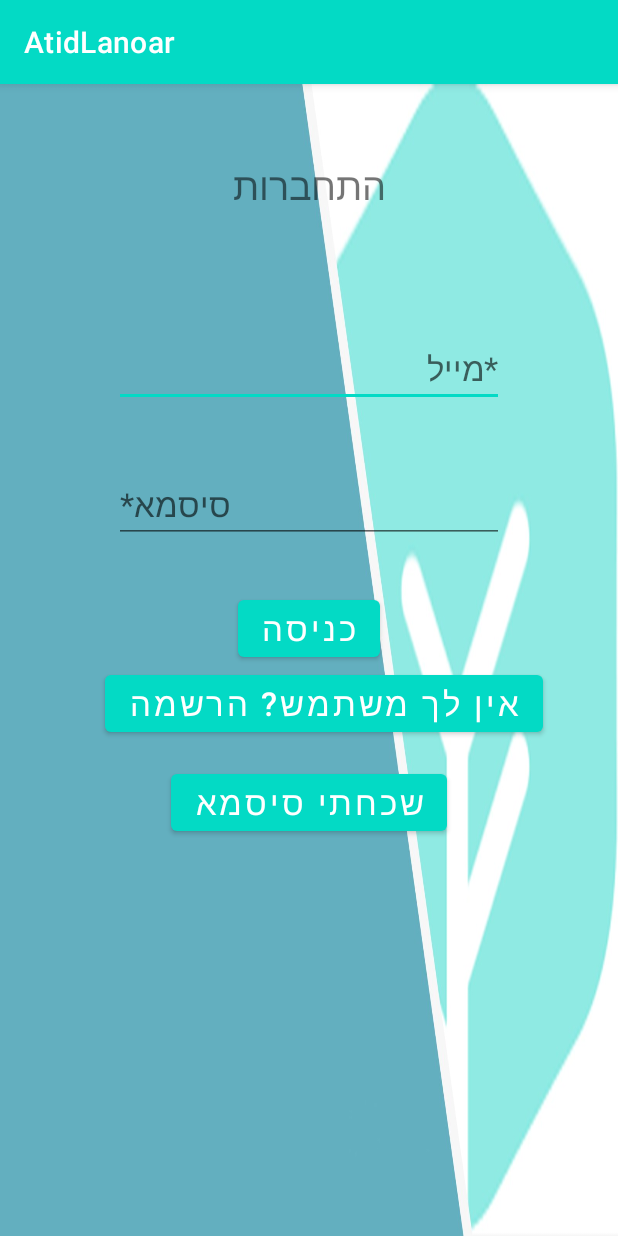
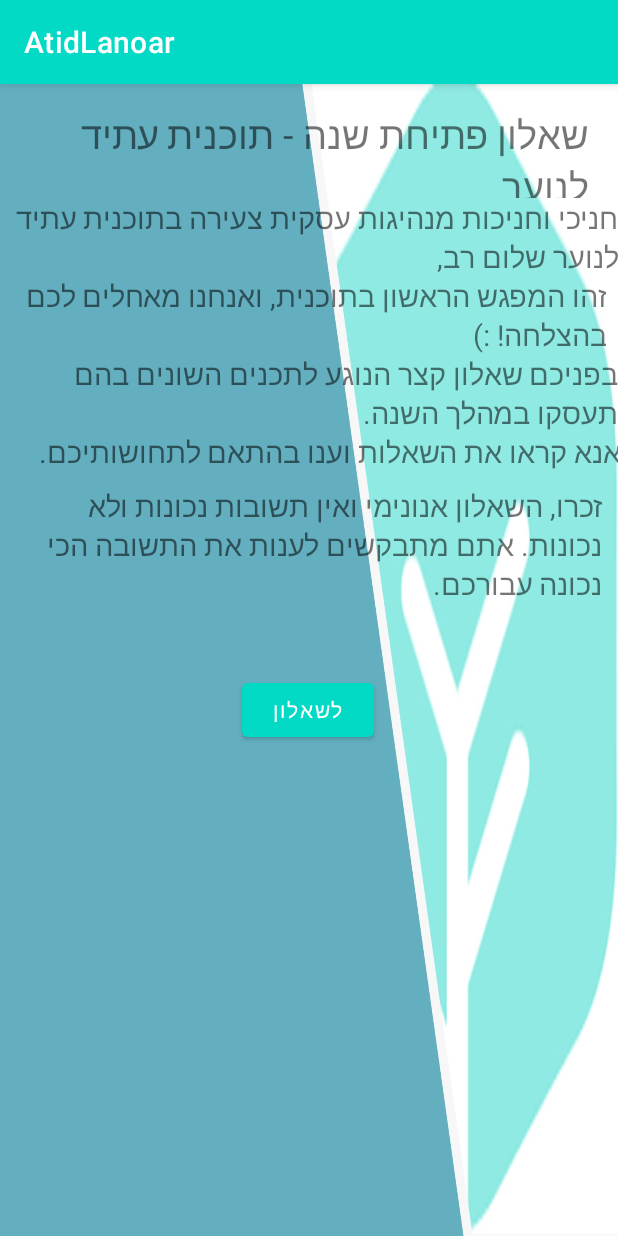
Before and after one commit to rivkaba/AtidLanoar, an Android app: the screen it shows after launch (Login before the commit, Opening_questionnaire after it), after a tap on "כניסה", on a phone screen of 412 x 824 dp. Run offline under Robolectric (Android 15) with nearby library versions, the phone set to English and light mode, and no system bars.

Commit message:
Opening_questionnaire

```diff
--- a/app/src/main/java/com/rivkaba/atidlanoar/MainActivity.java
+++ b/app/src/main/java/com/rivkaba/atidlanoar/MainActivity.java
@@ -16,7 +16,7 @@ public class MainActivity extends AppCompatActivity {
 
     public void login(View view) {
 
-        startActivity(new Intent(MainActivity.this,Login.class));
+        startActivity(new Intent(MainActivity.this,Opening_questionnaire.class));
     }
 
     public void SignUp(View view) {
--- a/app/src/main/java/com/rivkaba/atidlanoar/Opening_questionnaire.java
+++ b/app/src/main/java/com/rivkaba/atidlanoar/Opening_questionnaire.java
@@ -5,6 +5,7 @@ import androidx.appcompat.app.AppCompatActivity;
 import android.os.Bundle;
 import android.view.View;
 import android.widget.Button;
+import android.widget.ScrollView;
 import android.widget.TextView;
 
 public class Opening_questionnaire extends AppCompatActivity {
@@ -69,11 +70,14 @@ public class Opening_questionnaire extends AppCompatActivity {
         TextView textView4=(TextView) findViewById(R.id.textView4);
         TextView textView5=(TextView) findViewById(R.id.textView5);
         Button questionnaire=(Button) findViewById(R.id.questionnaire);
+        ScrollView scrollView=(ScrollView) findViewById(R.id.ScrollViewQuestionnaire);
         textView1.setVisibility(view.INVISIBLE);
         textView2.setVisibility(view.INVISIBLE);
         textView3.setVisibility(view.INVISIBLE);
         textView4.setVisibility(view.INVISIBLE);
         textView5.setVisibility(view.INVISIBLE);
         questionnaire.setVisibility(view.INVISIBLE);
+        scrollView.setVisibility(view.VISIBLE);
+
     }
 }
--- a/app/src/main/res/layout/activity_opening_questionnaire.xml
+++ b/app/src/main/res/layout/activity_opening_questionnaire.xml
@@ -89,16 +89,38 @@
         app:layout_constraintTop_toBottomOf="@+id/textView5"
         tools:ignore="OnClick" />
 
-    <!--//    <TextView-->
-    <!--        android:id="@+id/textView22"-->
-    <!--        android:layout_width="wrap_content"-->
-    <!--        android:layout_height="wrap_content"-->
-    <!--        android:text="* חובה"-->
-    <!--        android:textSize="19sp"-->
-    <!--        app:layout_constraintEnd_toEndOf="parent"-->
-    <!--        app:layout_constraintHorizontal_bias="0.498"-->
-    <!--        app:layout_constraintStart_toStartOf="parent"-->
-    <!--        app:layout_constraintTop_toBottomOf="@+id/button19" />-->
+    <ScrollView
+        android:id="@+id/ScrollViewQuestionnaire"
+        android:layout_width="313dp"
+        android:layout_height="477dp"
+        android:layout_marginTop="100dp"
+        android:visibility="invisible"
+        app:layout_constraintEnd_toEndOf="parent"
+        app:layout_constraintStart_toStartOf="parent"
+        app:layout_constraintTop_toTopOf="parent">
+
+        <LinearLayout
+            android:layout_width="match_parent"
+            android:layout_height="wrap_content"
+            android:orientation="vertical">
+
+            <TextView
+                android:id="@+id/textView23"
+                android:layout_width="366dp"
+                android:layout_height="35dp"
+                android:text="חלק א'"
+                android:textSize="16sp"></TextView>
+
+            <TextView
+                android:id="@+id/textView22"
+                android:layout_width="wrap_content"
+                android:layout_height="wrap_content"
+                android:text="* חובה"
+                android:textSize="19sp"
+                app:layout_constraintEnd_toEndOf="parent"
+                app:layout_constraintHorizontal_bias="0.498"
+                app:layout_constraintStart_toStartOf="parent"
+                app:layout_constraintTop_toBottomOf="@+id/button19" />
 
             <!--    <TabHost-->
             <!--        android:id="@+id/tabHost"-->
@@ -135,42 +157,45 @@
             <!--                            android:layout_height="wrap_content"-->
             <!--                            android:layout_weight="1" />-->
 
-    <!--                        <RadioGroup-->
-    <!--                            android:layout_width="248dp"-->
-    <!--                            android:layout_height="wrap_content">-->
+            <RadioGroup
+                android:layout_width="248dp"
+                android:layout_height="wrap_content">
 
-    <!--                            <RadioButton-->
-    <!--                                android:id="@+id/radioButton6"-->
-    <!--                                android:layout_width="122dp"-->
-    <!--                                android:layout_height="wrap_content"-->
-    <!--                                android:text="זכר"-->
-    <!--                                android:textSize="16sp"-->
-    <!--                                tools:ignore="TouchTargetSizeCheck" />-->
+                <RadioButton
+                    android:id="@+id/radioButton6"
+                    android:layout_width="122dp"
+                    android:layout_height="wrap_content"
+                    android:text="זכר"
+                    android:textSize="16sp"
+                    tools:ignore="TouchTargetSizeCheck" />
 
-    <!--                            <RadioButton-->
-    <!--                                android:id="@+id/radioButton7"-->
-    <!--                                android:layout_width="118dp"-->
-    <!--                                android:layout_height="match_parent"-->
-    <!--                                android:text="נקבה"-->
-    <!--                                android:textSize="16sp" />-->
+                <RadioButton
+                    android:id="@+id/radioButton7"
+                    android:layout_width="118dp"
+                    android:layout_height="match_parent"
+                    android:text="נקבה"
+                    android:textSize="16sp" />
 
-    <!--                            <TextView-->
-    <!--                                android:id="@+id/textView23"-->
-    <!--                                android:layout_width="366dp"-->
-    <!--                                android:layout_height="35dp"-->
-    <!--                                android:text="חלק א'"-->
-    <!--                                android:textSize="16sp"></TextView>-->
-    <!--                        </RadioGroup>-->
-    <!--                    </LinearLayout>-->
 
-    <!--                    <EditText-->
-    <!--                        android:id="@+id/editTextTextPersonName2"-->
-    <!--                        android:layout_width="198dp"-->
-    <!--                        android:layout_height="60dp"-->
-    <!--                        android:ems="10"-->
-    <!--                        android:hint="אחר"-->
-    <!--                        android:inputType="textPersonName"-->
-    <!--                        android:textSize="16sp" />-->
+                <EditText
+                    android:id="@+id/editTextTextPersonName2"
+                    android:layout_width="198dp"
+                    android:layout_height="60dp"
+                    android:ems="10"
+                    android:hint="אחר"
+                    android:inputType="textPersonName"
+                    android:textSize="16sp" />
+
+                <Button
+                    android:id="@+id/button20"
+                    android:layout_width="171dp"
+                    android:layout_height="wrap_content"
+                    android:text="חלק ב'" />
+            </RadioGroup>
+        </LinearLayout>
+    </ScrollView>
+
+
 
     <!--                    <LinearLayout-->
     <!--                        android:layout_width="match_parent"-->
```
Lines whose indentation alone changed are shown as unchanged.
